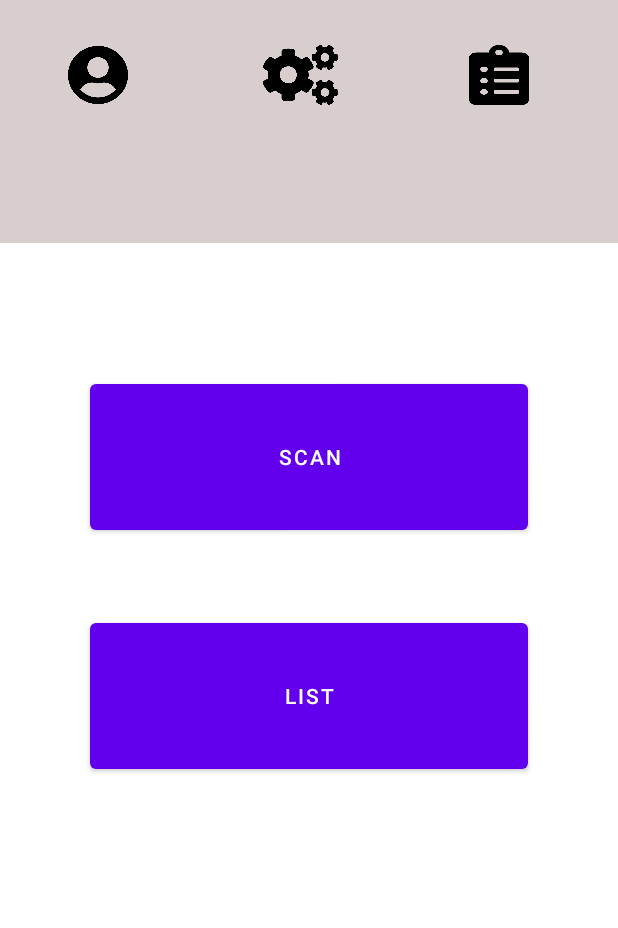
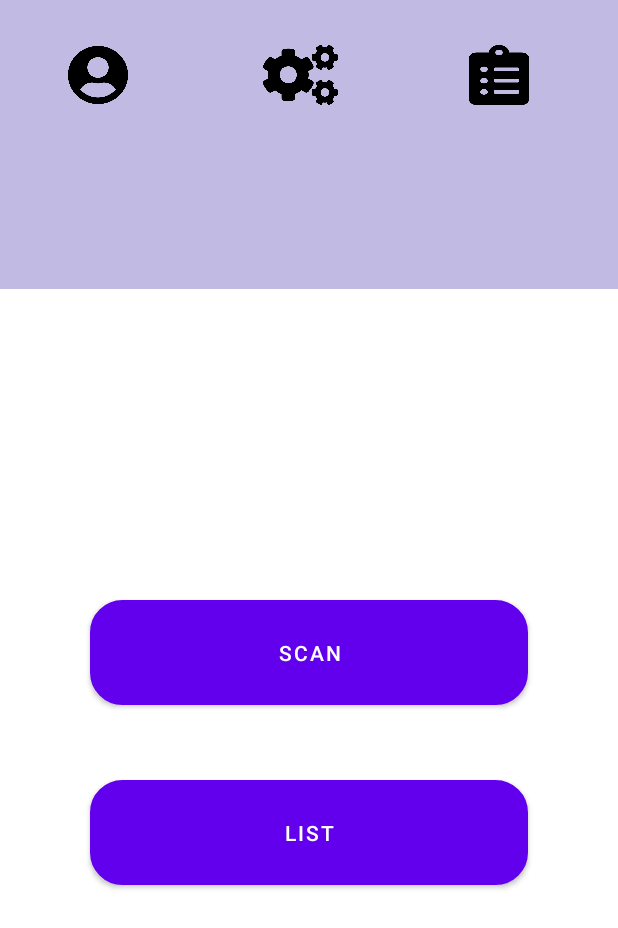
Before and after one commit to Tobiasz123098/ScannerMobileApp, an Android app: the screen it shows after launch (EmployeeScanActivity), on a phone screen of 412 x 824 dp. Shown: the top 928 px of the screen. Run offline under Robolectric (Android 15) with nearby library versions, the phone set to English and light mode, and no system bars; our stand-ins replace Volley; libraries missing offline, so code that uses them is left out: com.google.zxing.integration, pl.puretech.scanner.

Commit message:
end of the week update

```diff
--- a/app/src/main/java/com/example/scannerqrapplication/OrderListAdapter.java
+++ b/app/src/main/java/com/example/scannerqrapplication/OrderListAdapter.java
@@ -9,6 +9,7 @@ import android.view.ViewGroup;
 import android.widget.TextView;
 import android.widget.Toast;
 
+import androidx.cardview.widget.CardView;
 import androidx.constraintlayout.widget.ConstraintLayout;
 import androidx.recyclerview.widget.LinearLayoutManager;
 import androidx.recyclerview.widget.RecyclerView;
@@ -78,7 +79,7 @@ public class OrderListAdapter extends RecyclerView.Adapter<OrderListAdapter.View
         holder.remainingCount.setText(String.valueOf(extendedOperationDto.getRemainingCount()));
         holder.totalCount.setText(String.valueOf(extendedOperationDto.getTotalCount()));
 
-        holder.productNameTextView.setOnClickListener(new View.OnClickListener() {
+        holder.clickToExpand.setOnClickListener(new View.OnClickListener() {
             @Override
             public void onClick(View v) {
 
@@ -112,6 +113,7 @@ public class OrderListAdapter extends RecyclerView.Adapter<OrderListAdapter.View
         TextView operationName;
         TextView remainingCount;
         TextView totalCount;
+        CardView clickToExpand;
         RecyclerView child_rv;
         ConstraintLayout expandableLayout;
 
@@ -126,6 +128,7 @@ public class OrderListAdapter extends RecyclerView.Adapter<OrderListAdapter.View
             totalCount = itemView.findViewById(R.id.totalCountTextView);
             child_rv = itemView.findViewById(R.id.child_rv);
             expandableLayout = itemView.findViewById(R.id.expandableLayout);
+            clickToExpand = itemView.findViewById(R.id.clickToExpand);
             itemView.setOnClickListener(this);
         }
 
--- /dev/null
+++ b/app/src/main/res/drawable/rounded_corners.xml
@@ -0,0 +1,13 @@
+<?xml version="1.0" encoding="utf-8"?>
+<shape
+    xmlns:android="http://schemas.android.com/apk/res/android"
+    android:shape="rectangle">
+
+    <corners android:radius="20sp" />
+
+    <!-- This is the border color -->
+    <stroke android:width="3dp" android:color="#E9EDEF" />
+
+    <!--- This is the background color -->
+    <solid android:color="#FFFFFF" />
+</shape>
--- a/app/src/main/res/layout/activity_employee_scan.xml
+++ b/app/src/main/res/layout/activity_employee_scan.xml
@@ -9,14 +9,16 @@
 
     <Button
         android:id="@+id/employeeButton"
-        android:layout_width="287dp"
-        android:layout_height="109dp"
+        android:layout_width="200dp"
+        android:layout_height="70dp"
         android:layout_alignParentStart="true"
         android:layout_alignParentTop="true"
         android:layout_alignParentEnd="true"
         android:layout_marginStart="60dp"
-        android:layout_marginTop="250dp"
+        android:layout_marginTop="400dp"
         android:layout_marginEnd="60dp"
+        android:background="@drawable/rounded_corners"
+        android:backgroundTint="#93AF17"
         android:text="Scan"
         app:layout_constraintEnd_toEndOf="parent"
         app:layout_constraintStart_toStartOf="parent"
@@ -24,14 +26,16 @@
 
     <Button
         android:id="@+id/listButton"
-        android:layout_width="287dp"
-        android:layout_height="109dp"
+        android:layout_width="200dp"
+        android:layout_height="70dp"
         android:layout_below="@+id/employeeButton"
         android:layout_alignParentStart="true"
         android:layout_alignParentEnd="true"
         android:layout_marginStart="60dp"
         android:layout_marginTop="50dp"
         android:layout_marginEnd="60dp"
+        android:background="@drawable/rounded_corners"
+        android:backgroundTint="#93AF17"
         android:text="List"
         app:layout_constraintEnd_toEndOf="parent"
         app:layout_constraintStart_toStartOf="parent"
@@ -39,14 +43,14 @@
 
     <ImageView
         android:layout_width="match_parent"
-        android:layout_height="163dp"
+        android:layout_height="194dp"
         android:layout_alignParentStart="true"
         android:layout_alignParentTop="true"
         android:layout_alignParentEnd="true"
         android:layout_marginStart="0dp"
         android:layout_marginTop="-1dp"
         android:layout_marginEnd="0dp"
-        android:background="#D8CECE" />
+        android:background="#C1BBE3" />
 
 
     <TextView
--- a/app/src/main/res/layout/recyclerview_childrow.xml
+++ b/app/src/main/res/layout/recyclerview_childrow.xml
@@ -47,7 +47,10 @@
                 android:layout_toEndOf="@+id/parentNameTextView"
                 android:text="Value Name"
                 android:textColor="@color/black"
-                android:textSize="16dp"
+                app:autoSizeMaxTextSize="16sp"
+                app:autoSizeMinTextSize="12sp"
+                app:autoSizeStepGranularity="2sp"
+                app:autoSizeTextType="uniform"
                 app:layout_constraintBottom_toBottomOf="@+id/parentNameTextView"
                 app:layout_constraintStart_toEndOf="@id/parentNameTextView"
                 app:layout_constraintTop_toTopOf="@+id/parentNameTextView" />
```
Also changed, not shown: app/src/main/res/drawable/rounded_corner_view.xml (added, +13 -0 lines), app/src/main/res/layout/recyclerview_row.xml (+6 -2 lines).
